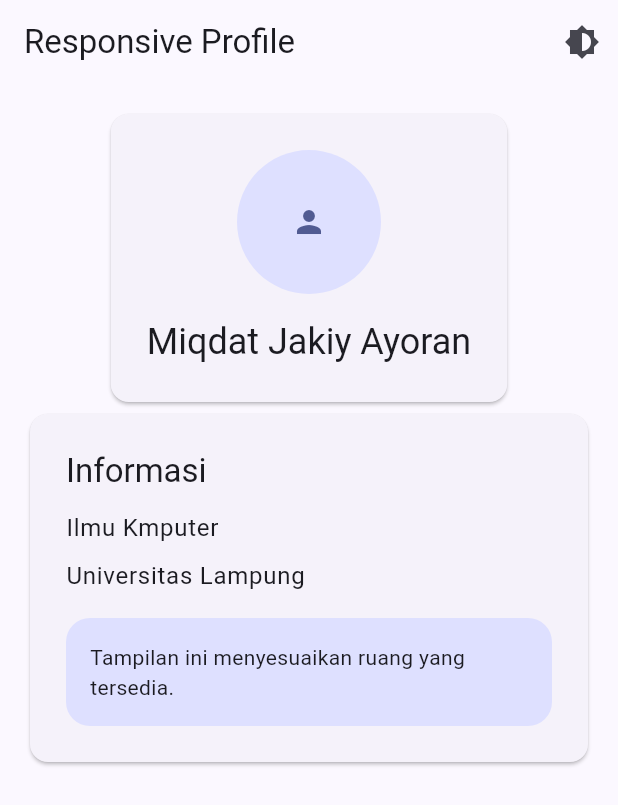
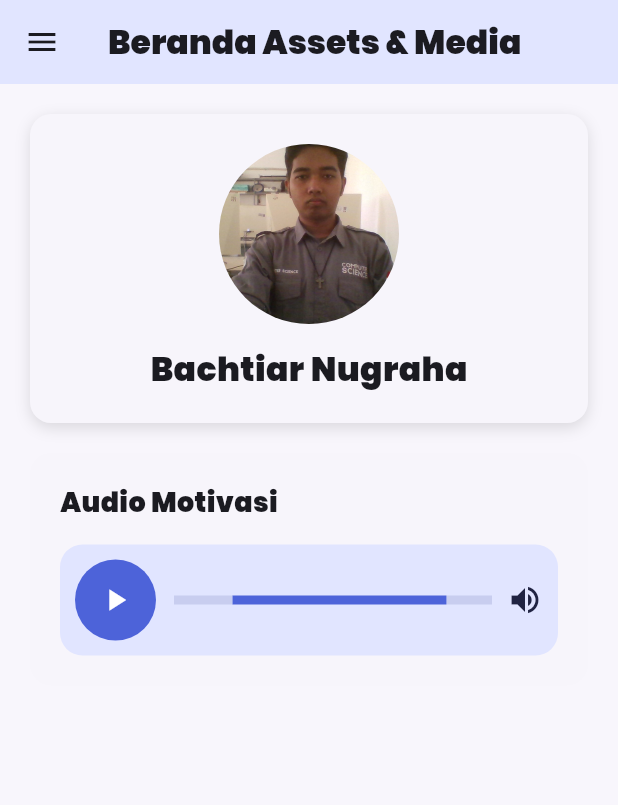
Before and after one commit to BachtiarNugrahaAjalah/prak-mobilelanjut-2417051058, a Flutter app: the screen it shows after launch, on a phone screen of 412 x 824 dp. Shown: the top 805 px of the screen. Run offline on Flutter 3.47's test engine with Material 3 defaults, Android fonts, the phone set to English and light mode, and no system bars; our stand-ins replace audioplayers, video_player.

Commit message:
Assets, Media and Routing

```diff
--- /dev/null
+++ b/lib/assets_media.dart
@@ -0,0 +1,194 @@
+import 'package:flutter/material.dart';
+import 'package:audioplayers/audioplayers.dart';
+
+class AssetsMediaPage extends StatefulWidget {
+  const AssetsMediaPage({super.key});
+
+  @override
+  State<AssetsMediaPage> createState() => _AssetsMediaPageState();
+}
+
+class _AssetsMediaPageState extends State<AssetsMediaPage> {
+  final AudioPlayer player = AudioPlayer();
+  bool isPlaying = false;
+  int _currentIndex = 0;
+
+  void playAudio() async {
+    if (isPlaying) {
+      await player.pause();
+    } else {
+      await player.play(
+        AssetSource('audios/kayo ult.mp3'),
+      );
+    }
+
+    setState(() {
+      isPlaying = !isPlaying;
+    });
+  }
+
+  @override
+  void dispose() {
+    player.dispose();
+    super.dispose();
+  }
+
+  @override
+  Widget build(BuildContext context) {
+    return Scaffold(
+      backgroundColor: const Color(0xFFF8F6FC),
+      appBar: AppBar(
+        title: const Text('Beranda Assets & Media'),
+        backgroundColor: const Color(0xFFE1E5FF)
+      ),
+      drawer: Drawer(
+        child: ListView(
+          padding: EdgeInsets.zero,
+          children: [
+            const DrawerHeader(
+              decoration: BoxDecoration(color: Color(0xFF4D63D9)),
+              child: Text(
+                'Menu Navigasi',
+                style: TextStyle(color: Colors.white, fontSize: 24),
+              ),
+            ),
+            ListTile(
+              leading: const Icon(Icons.video_library),
+              title: const Text('Halaman Video'),
+              onTap: () {
+                // Menutup drawer terlebih dahulu (Pop)
+                Navigator.pop(context);
+                // Berpindah ke halaman detail sambil membawa data (PushNamed + Arguments)
+                Navigator.pushNamed(
+                  context,
+                  '/detail',
+                  arguments: 'Data dari Halaman Beranda',
+                );
+              },
+            ),
+          ],
+        ),
+      ),
+      body: SafeArea(
+        child: SingleChildScrollView(
+          padding: const EdgeInsets.all(20),
+          child: Column(
+            children: [
+
+              Container(
+                width: double.infinity,
+                padding: const EdgeInsets.all(20),
+                decoration: BoxDecoration(
+                  color: const Color(0xFFF7F5FB),
+                  borderRadius: BorderRadius.circular(14),
+                  boxShadow: const [
+                    BoxShadow(
+                      color: Colors.black12,
+                      blurRadius: 8,
+                      offset: Offset(0, 3),
+                    ),
+                  ],
+                ),
+                child: Column(
+                  children: [
+                    ClipOval(
+                      child: Image.asset(
+                        'assets/images/PA.jpg',
+                        width: 120,
+                        height: 120,
+                        fit: BoxFit.cover,
+                      ),
+                    ),
+
+                    const SizedBox(height: 15),
+
+                    const Text(
+                      'Bachtiar Nugraha',
+                      style: TextStyle(
+                        fontFamily: 'Poppins',
+                        fontSize: 22,
+                        fontWeight: FontWeight.bold,
+                      ),
+                    ),
+                  ],
+                ),
+              ),
+
+              const SizedBox(height: 20),
+
+              Container(
+                width: double.infinity,
+                padding: const EdgeInsets.all(20),
+                decoration: BoxDecoration(
+                  color: const Color(0xFFF7F5FB),
+                  borderRadius: BorderRadius.circular(14),
+                ),
+                child: Column(
+                  crossAxisAlignment: CrossAxisAlignment.start,
+                  children: [
+
+                    const Text(
+                      'Audio Motivasi',
+                      style: TextStyle(
+                        fontFamily: 'Poppins',
+                        fontSize: 18,
+                        fontWeight: FontWeight.bold,
+                      ),
+                    ),
+
+                    const SizedBox(height: 15),
+
+                    Container(
+                      padding: const EdgeInsets.all(10),
+                      decoration: BoxDecoration(
+                        color: const Color(0xFFE1E5FF),
+                        borderRadius: BorderRadius.circular(15),
+                      ),
+                      child: Row(
+                        children: [
+                          CircleAvatar(
+                            radius: 27,
+                            backgroundColor: const Color(0xFF4D63D9),
+                            child: IconButton(
+                              onPressed: playAudio,
+                              icon: Icon(
+                                isPlaying
+                                    ? Icons.pause
+                                    : Icons.play_arrow,
+                                color: Colors.white,
+                              ),
+                            ),
+                          ),
+
+                          const SizedBox(width: 12),
+
+                          const Expanded(
+                            child: LinearProgressIndicator(
+                              minHeight: 6,
+                              backgroundColor: Color(0xFFC8CDEF),
+                              valueColor:
+                                  AlwaysStoppedAnimation(
+                                Color(0xFF4D63D9),
+                              ),
+                            ),
+                          ),
+
+                          const SizedBox(width: 10),
+
+                          const Icon(
+                            Icons.volume_up,
+                            color: Color(0xFF202342),
+                          ),
+                        ],
+                      ),
+                    ),
+                  ],
+                ),
+              ),
+            ],
+          ),
+        ),
+      ),
+    );
+  }
+}
--- a/lib/main.dart
+++ b/lib/main.dart
@@ -1,43 +1,40 @@
 import 'package:flutter/material.dart';
-import 'column_widget.dart';
-import 'row_widget.dart';
-import 'first_widget.dart';
-import 'form_widget.dart';
-import 'app_theme.dart';
-import 'responsive_profile.dart';
+// import 'column_widget.dart';
+// import 'row_widget.dart';
+// import 'first_widget.dart';
+// import 'form_widget.dart';
+// import 'app_theme.dart';
+// import 'responsive_profile.dart';
+import 'assets_media.dart';
+import 'detail.dart';
 
 void main() {
   runApp(const MyApp());
 }
 
-class MyApp extends StatefulWidget {
+class MyApp extends StatelessWidget {
   const MyApp({super.key});
 
   @override
-  State<MyApp> createState() => _MyAppState();
-}
-
-class _MyAppState extends State<MyApp> {
-  ThemeMode themeMode = ThemeMode.light;
-
-  void toggleTheme() {
-    setState((){
-      themeMode = themeMode == ThemeMode.light ?
-        ThemeMode.dark : ThemeMode.light;
-    });
-  }
-
-  @override
-  Widget build (BuildContext context) {
+  Widget build(BuildContext context) {
     return MaterialApp(
       debugShowCheckedModeBanner: false,
-      title: 'Responsive Profile',
-      theme: AppTheme.lightTheme,
-      darkTheme: AppTheme.darkTheme,
-      themeMode: themeMode,
-      home: ResponsiveProfilePage(
-        onThemeChanged: toggleTheme,
+      title: 'Assets Media & Navigation',
+
+      theme: ThemeData(
+        useMaterial3: true,
+        fontFamily: 'Poppins',
+        colorScheme: ColorScheme.fromSeed(
+          seedColor: const Color(0xFF4D63D9),
+        ),
       ),
+      initialRoute: '/',
+      routes: {
+        '/': (context) => const AssetsMediaPage(),
+        '/detail': (context) => const DetailPage()
+      },
+
+      // home: const AssetsMediaPage(),
     );
   }
 }
--- a/lib/responsive_profile.dart
+++ b/lib/responsive_profile.dart
@@ -75,7 +75,7 @@ class _ProfileHeader extends StatelessWidget {
             ),
             const SizedBox(height: 16),
             Text(
-              'Miqdat Jakiy Ayoran',
+              'Bachtiar Nugraha',
               style: Theme.of(context).textTheme.headlineSmall,
               textAlign: TextAlign.center,
             )
@@ -105,7 +105,7 @@ class _ProfileInfo extends StatelessWidget {
             ),
             const SizedBox(height: 12),
             Text(
-              'Ilmu Kmputer',
+              'Ilmu Komputer',
               style: Theme.of(context).textTheme.bodyLarge
             ),
             const SizedBox(height: 8),
```
Also changed, not shown: lib/detail.dart (added, +219 -0 lines), pubspec.yaml (+9 -2 lines), assets/fonts/poppins-black.ttf (added), assets/images/P.png (added), assets/images/PA.jpg (added), pubspec.lock, 7 other files.
